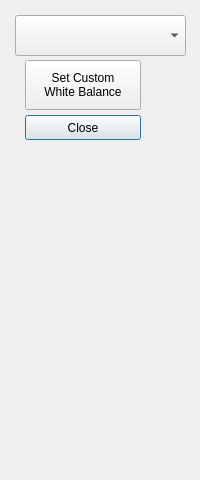
Above: src/whitebalancedialog.ui from krontech/chronos-cam-app before the change. Below: the same form after it.
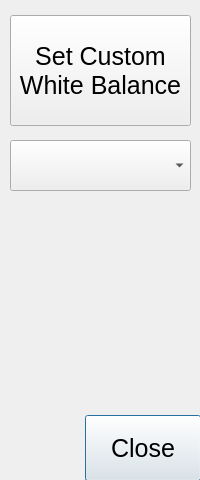
That is the form after the change.

Commit message: Adjust sizes and positions of buttons and combobox on white balance dialog

Diff of the .ui file:
```diff
--- a/src/whitebalancedialog.ui
+++ b/src/whitebalancedialog.ui
@@ -16,12 +16,17 @@
   <widget class="QPushButton" name="cmdClose">
    <property name="geometry">
     <rect>
-     <x>25</x>
-     <y>115</y>
+     <x>85</x>
+     <y>415</y>
      <width>116</width>
-     <height>25</height>
+     <height>66</height>
     </rect>
    </property>
+   <property name="font">
+    <font>
+     <pointsize>19</pointsize>
+    </font>
+   </property>
    <property name="text">
     <string>Close</string>
    </property>
@@ -29,12 +34,17 @@
   <widget class="QPushButton" name="cmdSetCustomWB">
    <property name="geometry">
     <rect>
-     <x>25</x>
-     <y>60</y>
-     <width>116</width>
-     <height>50</height>
+     <x>10</x>
+     <y>15</y>
+     <width>181</width>
+     <height>111</height>
     </rect>
    </property>
+   <property name="font">
+    <font>
+     <pointsize>19</pointsize>
+    </font>
+   </property>
    <property name="text">
     <string>Set Custom
 White Balance</string>
@@ -43,10 +53,10 @@
   <widget class="QComboBox" name="comboWB">
    <property name="geometry">
     <rect>
-     <x>15</x>
-     <y>15</y>
-     <width>171</width>
-     <height>41</height>
+     <x>10</x>
+     <y>140</y>
+     <width>181</width>
+     <height>51</height>
     </rect>
    </property>
    <property name="font">
```
